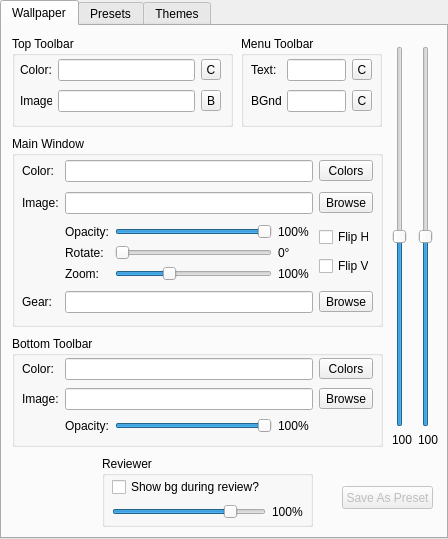
This is designer/settings.ui in lovac42/DancingBaloney as Qt 5 draws it before an edit. The edited form follows.
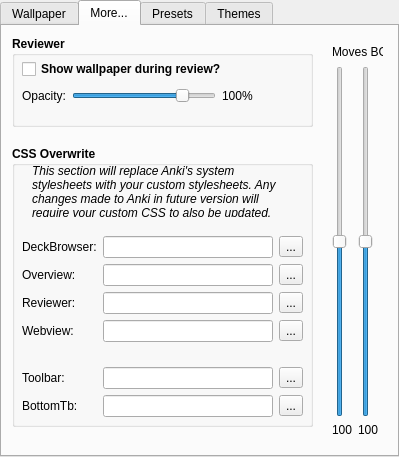
This is the edited form.

Commit message: Added gui for selecting custom stylesheets.

What changed in the file:
```diff
--- a/designer/settings.ui
+++ b/designer/settings.ui
@@ -9,15 +9,15 @@
    <rect>
     <x>0</x>
     <y>0</y>
-    <width>448</width>
-    <height>539</height>
+    <width>399</width>
+    <height>457</height>
    </rect>
   </property>
   <property name="windowTitle">
    <string>Wallpaper Settings</string>
   </property>
   <property name="currentIndex">
-   <number>0</number>
+   <number>1</number>
   </property>
   <widget class="QWidget" name="Wallpaper">
    <property name="enabled">
@@ -35,6 +35,12 @@
       <height>91</height>
      </rect>
     </property>
+    <property name="font">
+     <font>
+      <weight>75</weight>
+      <bold>true</bold>
+     </font>
+    </property>
     <property name="styleSheet">
      <string notr="true"/>
     </property>
@@ -59,6 +65,12 @@
           <height>16777215</height>
          </size>
         </property>
+        <property name="font">
+         <font>
+          <weight>50</weight>
+          <bold>false</bold>
+         </font>
+        </property>
         <property name="text">
          <string>Color: </string>
         </property>
@@ -78,6 +90,12 @@
           <height>16777215</height>
          </size>
         </property>
+        <property name="font">
+         <font>
+          <weight>50</weight>
+          <bold>false</bold>
+         </font>
+        </property>
        </widget>
       </item>
       <item row="1" column="0">
@@ -88,6 +106,12 @@
           <height>16777215</height>
          </size>
         </property>
+        <property name="font">
+         <font>
+          <weight>50</weight>
+          <bold>false</bold>
+         </font>
+        </property>
         <property name="text">
          <string>Image:</string>
         </property>
@@ -107,6 +131,12 @@
           <height>16777215</height>
          </size>
         </property>
+        <property name="font">
+         <font>
+          <weight>50</weight>
+          <bold>false</bold>
+         </font>
+        </property>
        </widget>
       </item>
       <item row="0" column="2">
@@ -120,6 +150,12 @@
           <height>16777215</height>
          </size>
         </property>
+        <property name="font">
+         <font>
+          <weight>50</weight>
+          <bold>false</bold>
+         </font>
+        </property>
         <property name="text">
          <string>C</string>
         </property>
@@ -133,6 +169,12 @@
           <height>16777215</height>
          </size>
         </property>
+        <property name="font">
+         <font>
+          <weight>50</weight>
+          <bold>false</bold>
+         </font>
+        </property>
         <property name="text">
          <string>B</string>
         </property>
@@ -150,6 +192,12 @@
       <height>191</height>
      </rect>
     </property>
+    <property name="font">
+     <font>
+      <weight>75</weight>
+      <bold>true</bold>
+     </font>
+    </property>
     <property name="title">
      <string>Main Window</string>
     </property>
@@ -165,6 +213,12 @@
      <layout class="QGridLayout" name="mw_grid_layout">
       <item row="0" column="0">
        <widget class="QLabel" name="mw_color_label">
+        <property name="font">
+         <font>
+          <weight>50</weight>
+          <bold>false</bold>
+         </font>
+        </property>
         <property name="text">
          <string>Color:</string>
         </property>
@@ -172,13 +226,176 @@
       </item>
       <item row="1" column="0">
        <widget class="QLabel" name="mw_image_label">
+        <property name="font">
+         <font>
+          <weight>50</weight>
+          <bold>false</bold>
+         </font>
+        </property>
         <property name="text">
          <string>Image:</string>
         </property>
        </widget>
       </item>
       <item row="0" column="2">
-       <widget class="QLineEdit" name="mw_color_input"/>
+       <widget class="QLineEdit" name="mw_color_input">
+        <property name="font">
+         <font>
+          <weight>50</weight>
+          <bold>false</bold>
+         </font>
+        </property>
+       </widget>
+      </item>
+      <item row="4" column="2">
+       <widget class="QLineEdit" name="mw_gear_input">
+        <property name="font">
+         <font>
+          <weight>50</weight>
+          <bold>false</bold>
+         </font>
+        </property>
+       </widget>
+      </item>
+      <item row="1" column="2">
+       <widget class="QLineEdit" name="mw_image_input">
+        <property name="font">
+         <font>
+          <weight>50</weight>
+          <bold>false</bold>
+         </font>
+        </property>
+       </widget>
+      </item>
+      <item row="4" column="0">
+       <widget class="QLabel" name="mw_gear_label">
+        <property name="maximumSize">
+         <size>
+          <width>34</width>
+          <height>16777215</height>
+         </size>
+        </property>
+        <property name="font">
+         <font>
+          <weight>50</weight>
+          <bold>false</bold>
+         </font>
+        </property>
+        <property name="text">
+         <string>Gear:</string>
+        </property>
+       </widget>
+      </item>
+      <item row="0" column="3">
+       <widget class="QToolButton" name="mw_color_button">
+        <property name="maximumSize">
+         <size>
+          <width>60</width>
+          <height>16777215</height>
+         </size>
+        </property>
+        <property name="font">
+         <font>
+          <weight>50</weight>
+          <bold>false</bold>
+         </font>
+        </property>
+        <property name="text">
+         <string>Colors</string>
+        </property>
+       </widget>
+      </item>
+      <item row="1" column="3">
+       <widget class="QToolButton" name="mw_image_button">
+        <property name="maximumSize">
+         <size>
+          <width>60</width>
+          <height>16777215</height>
+         </size>
+        </property>
+        <property name="font">
+         <font>
+          <weight>50</weight>
+          <bold>false</bold>
+         </font>
+        </property>
+        <property name="text">
+         <string>Browse</string>
+        </property>
+       </widget>
+      </item>
+      <item row="4" column="3">
+       <widget class="QToolButton" name="mw_gear_button">
+        <property name="maximumSize">
+         <size>
+          <width>60</width>
+          <height>16777215</height>
+         </size>
+        </property>
+        <property name="font">
+         <font>
+          <weight>50</weight>
+          <bold>false</bold>
+         </font>
+        </property>
+        <property name="text">
+         <string>Browse</string>
+        </property>
+       </widget>
+      </item>
+      <item row="3" column="3">
+       <layout class="QVBoxLayout" name="verticalLayout_2">
+        <item>
+         <widget class="QCheckBox" name="mw_flipH_checkbox">
+          <property name="enabled">
+           <bool>true</bool>
+          </property>
+          <property name="maximumSize">
+           <size>
+            <width>50</width>
+            <height>16777215</height>
+           </size>
+          </property>
+          <property name="font">
+           <font>
+            <weight>50</weight>
+            <bold>false</bold>
+           </font>
+          </property>
+          <property name="toolTip">
+           <string>&lt;html&gt;&lt;head/&gt;&lt;body&gt;&lt;p&gt;Flip Horizontally&lt;/p&gt;&lt;/body&gt;&lt;/html&gt;</string>
+          </property>
+          <property name="text">
+           <string>Flip Hor</string>
+          </property>
+         </widget>
+        </item>
+        <item>
+         <widget class="QCheckBox" name="mw_flipV_checkbox">
+          <property name="enabled">
+           <bool>true</bool>
+          </property>
+          <property name="maximumSize">
+           <size>
+            <width>50</width>
+            <height>16777215</height>
+           </size>
+          </property>
+          <property name="font">
+           <font>
+            <weight>50</weight>
+            <bold>false</bold>
+           </font>
+          </property>
+          <property name="toolTip">
+           <string>&lt;html&gt;&lt;head/&gt;&lt;body&gt;&lt;p&gt;Flip Vertically&lt;/p&gt;&lt;/body&gt;&lt;/html&gt;</string>
+          </property>
+          <property name="text">
+           <string>Flip Vert</string>
+          </property>
+         </widget>
+        </item>
+       </layout>
       </item>
       <item row="3" column="2">
        <layout class="QHBoxLayout" name="horizontalLayout">
@@ -198,6 +415,12 @@
               <height>16777215</height>
              </size>
             </property>
+            <property name="font">
+             <font>
+              <weight>50</weight>
+              <bold>false</bold>
+             </font>
+            </property>
             <property name="text">
              <string>100%</string>
             </property>
@@ -208,6 +431,12 @@
             <property name="enabled">
              <bool>true</bool>
             </property>
+            <property name="font">
+             <font>
+              <weight>50</weight>
+              <bold>false</bold>
+             </font>
+            </property>
             <property name="minimum">
              <number>1</number>
             </property>
@@ -227,6 +456,12 @@
           </item>
           <item row="0" column="0">
            <widget class="QLabel" name="mw_opacity_label">
+            <property name="font">
+             <font>
+              <weight>50</weight>
+              <bold>false</bold>
+             </font>
+            </property>
             <property name="text">
              <string>Opacity:</string>
             </property>
@@ -234,6 +469,12 @@
           </item>
           <item row="1" column="0">
            <widget class="QLabel" name="mw_rotate_label">
+            <property name="font">
+             <font>
+              <weight>50</weight>
+              <bold>false</bold>
+             </font>
+            </property>
             <property name="text">
              <string>Rotate:</string>
             </property>
@@ -244,6 +485,12 @@
             <property name="enabled">
              <bool>true</bool>
             </property>
+            <property name="font">
+             <font>
+              <weight>50</weight>
+              <bold>false</bold>
+             </font>
+            </property>
             <property name="maximum">
              <number>360</number>
             </property>
@@ -266,6 +513,12 @@
           </item>
           <item row="2" column="0">
            <widget class="QLabel" name="mw_zoom_label">
+            <property name="font">
+             <font>
+              <weight>50</weight>
+              <bold>false</bold>
+             </font>
+            </property>
             <property name="text">
              <string>Zoom:</string>
             </property>
@@ -276,6 +529,12 @@
             <property name="enabled">
              <bool>true</bool>
             </property>
+            <property name="font">
+             <font>
+              <weight>50</weight>
+              <bold>false</bold>
+             </font>
+            </property>
             <property name="minimum">
              <number>25</number>
             </property>
@@ -310,6 +569,12 @@
               <height>16777215</height>
              </size>
             </property>
+            <property name="font">
+             <font>
+              <weight>50</weight>
+              <bold>false</bold>
+             </font>
+            </property>
             <property name="text">
              <string>0°</string>
             </property>
@@ -329,6 +594,12 @@
               <height>16777215</height>
              </size>
             </property>
+            <property name="font">
+             <font>
+              <weight>50</weight>
+              <bold>false</bold>
+             </font>
+            </property>
             <property name="text">
              <string>100%</string>
             </property>
@@ -338,109 +609,6 @@
         </item>
        </layout>
       </item>
-      <item row="3" column="0">
-       <layout class="QVBoxLayout" name="verticalLayout"/>
-      </item>
-      <item row="4" column="2">
-       <widget class="QLineEdit" name="mw_gear_input"/>
-      </item>
-      <item row="1" column="2">
-       <widget class="QLineEdit" name="mw_image_input"/>
-      </item>
-      <item row="4" column="0">
-       <widget class="QLabel" name="mw_gear_label">
-        <property name="maximumSize">
-         <size>
-          <width>34</width>
-          <height>16777215</height>
-         </size>
-        </property>
-        <property name="text">
-         <string>Gear:</string>
-        </property>
-       </widget>
-      </item>
-      <item row="3" column="3">
-       <layout class="QVBoxLayout" name="verticalLayout_2">
-        <item>
-         <widget class="QCheckBox" name="mw_flipH_checkbox">
-          <property name="enabled">
-           <bool>true</bool>
-          </property>
-          <property name="maximumSize">
-           <size>
-            <width>50</width>
-            <height>16777215</height>
-           </size>
-          </property>
-          <property name="toolTip">
-           <string>&lt;html&gt;&lt;head/&gt;&lt;body&gt;&lt;p&gt;Flip Horizontally&lt;/p&gt;&lt;/body&gt;&lt;/html&gt;</string>
-          </property>
-          <property name="text">
-           <string>Flip Hor</string>
-          </property>
-         </widget>
-        </item>
-        <item>
-         <widget class="QCheckBox" name="mw_flipV_checkbox">
-          <property name="enabled">
-           <bool>true</bool>
-          </property>
-          <property name="maximumSize">
-           <size>
-            <width>50</width>
-            <height>16777215</height>
-           </size>
-          </property>
-          <property name="toolTip">
-           <string>&lt;html&gt;&lt;head/&gt;&lt;body&gt;&lt;p&gt;Flip Vertically&lt;/p&gt;&lt;/body&gt;&lt;/html&gt;</string>
-          </property>
-          <property name="text">
-           <string>Flip Vert</string>
-          </property>
-         </widget>
-        </item>
-       </layout>
-      </item>
-      <item row="0" column="3">
-       <widget class="QToolButton" name="mw_color_button">
-        <property name="maximumSize">
-         <size>
-          <width>60</width>
-          <height>16777215</height>
-         </size>
-        </property>
-        <property name="text">
-         <string>Colors</string>
-        </property>
-       </widget>
-      </item>
-      <item row="1" column="3">
-       <widget class="QToolButton" name="mw_image_button">
-        <property name="maximumSize">
-         <size>
-          <width>60</width>
-          <height>16777215</height>
-         </size>
-        </property>
-        <property name="text">
-         <string>Browse</string>
-        </property>
-       </widget>
-      </item>
-      <item row="4" column="3">
-       <widget class="QToolButton" name="mw_gear_button">
-        <property name="maximumSize">
-         <size>
-          <width>60</width>
-          <height>16777215</height>
-         </size>
-        </property>
-        <property name="text">
-         <string>Browse</string>
-        </property>
-       </widget>
-      </item>
      </layout>
     </widget>
    </widget>
@@ -453,6 +621,12 @@
       <height>111</height>
      </rect>
     </property>
+    <property name="font">
+     <font>
+      <weight>75</weight>
+      <bold>true</bold>
+     </font>
+    </property>
     <property name="title">
      <string>Bottom Toolbar</string>
     </property>
@@ -467,10 +641,23 @@
      </property>
      <layout class="QGridLayout" name="btm_grid_layout">
       <item row="1" column="1">
-       <widget class="QLineEdit" name="btm_image_input"/>
+       <widget class="QLineEdit" name="btm_image_input">
+        <property name="font">
+         <font>
+          <weight>50</weight>
+          <bold>false</bold>
+         </font>
+        </property>
+       </widget>
       </item>
       <item row="1" column="0">
        <widget class="QLabel" name="btm_image_label">
+        <property name="font">
+         <font>
+          <weight>50</weight>
+          <bold>false</bold>
+         </font>
+        </property>
         <property name="text">
          <string>Image:</string>
         </property>
@@ -478,18 +665,37 @@
       </item>
       <item row="0" column="0">
        <widget class="QLabel" name="btm_color_label">
+        <property name="font">
+         <font>
+          <weight>50</weight>
+          <bold>false</bold>
+         </font>
+        </property>
         <property name="text">
          <string>Color:</string>
         </property>
        </widget>
       </item>
       <item row="0" column="1">
-       <widget class="QLineEdit" name="btm_color_input"/>
+       <widget class="QLineEdit" name="btm_color_input">
+        <property name="font">
+         <font>
+          <weight>50</weight>
+          <bold>false</bold>
+         </font>
+        </property>
+       </widget>
       </item>
       <item row="3" column="1">
        <layout class="QGridLayout" name="gridLayout_2">
         <item row="0" column="1">
          <widget class="QSlider" name="btm_opacity_slider">
+          <property name="font">
+           <font>
+            <weight>50</weight>
+            <bold>false</bold>
+           </font>
+          </property>
           <property name="minimum">
            <number>1</number>
           </property>
@@ -509,6 +715,12 @@
         </item>
         <item row="0" column="0">
          <widget class="QLabel" name="btm_opacity_label">
+          <property name="font">
+           <font>
+            <weight>50</weight>
+            <bold>false</bold>
+           </font>
+          </property>
           <property name="text">
            <string>Opacity:</string>
           </property>
@@ -528,6 +740,12 @@
             <height>16777215</height>
            </size>
           </property>
+          <property name="font">
+           <font>
+            <weight>50</weight>
+            <bold>false</bold>
+           </font>
+          </property>
           <property name="text">
            <string>100%</string>
           </property>
@@ -543,6 +761,12 @@
           <height>16777215</height>
          </size>
         </property>
+        <property name="font">
+         <font>
+          <weight>50</weight>
+          <bold>false</bold>
+         </font>
+        </property>
         <property name="text">
          <string>Colors</string>
         </property>
@@ -556,6 +780,12 @@
           <height>16777215</height>
          </size>
         </property>
+        <property name="font">
+         <font>
+          <weight>50</weight>
+          <bold>false</bold>
+         </font>
+        </property>
         <property name="text">
          <string>Browse</string>
         </property>
@@ -573,6 +803,12 @@
       <height>91</height>
      </rect>
     </property>
+    <property name="font">
+     <font>
+      <weight>75</weight>
+      <bold>true</bold>
+     </font>
+    </property>
     <property name="styleSheet">
      <string notr="true"/>
     </property>
@@ -597,6 +833,12 @@
           <height>16777215</height>
          </size>
         </property>
+        <property name="font">
+         <font>
+          <weight>50</weight>
+          <bold>false</bold>
+         </font>
+        </property>
        </widget>
       </item>
       <item row="1" column="1">
@@ -607,6 +849,12 @@
           <height>16777215</height>
          </size>
         </property>
+        <property name="font">
+         <font>
+          <weight>50</weight>
+          <bold>false</bold>
+         </font>
+        </property>
        </widget>
       </item>
       <item row="0" column="0">
@@ -617,6 +865,12 @@
           <height>16777215</height>
          </size>
         </property>
+        <property name="font">
+         <font>
+          <weight>50</weight>
+          <bold>false</bold>
+         </font>
+        </property>
         <property name="text">
          <string>Text:   </string>
         </property>
@@ -630,6 +884,12 @@
           <height>16777215</height>
          </size>
         </property>
+        <property name="font">
+         <font>
+          <weight>50</weight>
+          <bold>false</bold>
+         </font>
+        </property>
         <property name="text">
          <string>BGnd:</string>
         </property>
@@ -643,6 +903,12 @@
           <height>16777215</height>
          </size>
         </property>
+        <property name="font">
+         <font>
+          <weight>50</weight>
+          <bold>false</bold>
+         </font>
+        </property>
         <property name="text">
          <string>C</string>
         </property>
@@ -656,8 +922,407 @@
           <height>16777215</height>
          </size>
         </property>
+        <property name="font">
+         <font>
+          <weight>50</weight>
+          <bold>false</bold>
+         </font>
+        </property>
         <property name="text">
          <string>C</string>
+        </property>
+       </widget>
+      </item>
+     </layout>
+    </widget>
+   </widget>
+  </widget>
+  <widget class="QWidget" name="tab">
+   <attribute name="title">
+    <string>More...</string>
+   </attribute>
+   <widget class="QGroupBox" name="css_groupbox">
+    <property name="geometry">
+     <rect>
+      <x>10</x>
+      <y>120</y>
+      <width>301</width>
+      <height>281</height>
+     </rect>
+    </property>
+    <property name="font">
+     <font>
+      <weight>75</weight>
+      <bold>true</bold>
+     </font>
+    </property>
+    <property name="styleSheet">
+     <string notr="true"/>
+    </property>
+    <property name="title">
+     <string>CSS Overwrite</string>
+    </property>
+    <widget class="QWidget" name="formLayoutWidget">
+     <property name="geometry">
+      <rect>
+       <x>10</x>
+       <y>90</y>
+       <width>281</width>
+       <height>181</height>
+      </rect>
+     </property>
+     <layout class="QGridLayout" name="gridLayout_6">
+      <item row="0" column="1">
+       <widget class="QLineEdit" name="css_db_input">
+        <property name="font">
+         <font>
+          <weight>50</weight>
+          <bold>false</bold>
+         </font>
+        </property>
+       </widget>
+      </item>
+      <item row="0" column="0">
+       <widget class="QLabel" name="css_db_label">
+        <property name="font">
+         <font>
+          <weight>50</weight>
+          <bold>false</bold>
+         </font>
+        </property>
+        <property name="text">
+         <string>DeckBrowser:</string>
+        </property>
+       </widget>
+      </item>
+      <item row="0" column="2">
+       <widget class="QToolButton" name="css_db_button">
+        <property name="font">
+         <font>
+          <weight>50</weight>
+          <bold>false</bold>
+         </font>
+        </property>
+        <property name="text">
+         <string>...</string>
+        </property>
+       </widget>
+      </item>
+      <item row="2" column="1">
+       <widget class="QLineEdit" name="css_rev_input">
+        <property name="font">
+         <font>
+          <weight>50</weight>
+          <bold>false</bold>
+         </font>
+        </property>
+       </widget>
+      </item>
+      <item row="1" column="1">
+       <widget class="QLineEdit" name="css_ov_input">
+        <property name="font">
+         <font>
+          <weight>50</weight>
+          <bold>false</bold>
+         </font>
+        </property>
+       </widget>
+      </item>
+      <item row="5" column="0">
+       <widget class="QLabel" name="css_tb_label">
+        <property name="font">
+         <font>
+          <weight>50</weight>
+          <bold>false</bold>
+         </font>
+        </property>
+        <property name="text">
+         <string>Toolbar:</string>
+        </property>
+       </widget>
+      </item>
+      <item row="1" column="2">
+       <widget class="QToolButton" name="css_ov_button">
+        <property name="font">
+         <font>
+          <weight>50</weight>
+          <bold>false</bold>
+         </font>
+        </property>
+        <property name="text">
+         <string>...</string>
+        </property>
+       </widget>
+      </item>
+      <item row="1" column="0">
+       <widget class="QLabel" name="css_ov_label">
+        <property name="font">
+         <font>
+          <weight>50</weight>
+          <bold>false</bold>
+         </font>
+        </property>
+        <property name="text">
+         <string>Overview:</string>
+        </property>
+       </widget>
+      </item>
+      <item row="2" column="0">
+       <widget class="QLabel" name="css_rev_label">
+        <property name="font">
+         <font>
+          <weight>50</weight>
+          <bold>false</bold>
+         </font>
+        </property>
+        <property name="text">
+         <string>Reviewer:</string>
+        </property>
+       </widget>
+      </item>
+      <item row="4" column="1">
+       <spacer name="verticalSpacer">
+        <property name="orientation">
+         <enum>Qt::Vertical</enum>
+        </property>
+        <property name="sizeHint" stdset="0">
+         <size>
+          <width>20</width>
+          <height>40</height>
+         </size>
+        </property>
+       </spacer>
+      </item>
+      <item row="6" column="0">
+       <widget class="QLabel" name="css_tbbtm_label">
+        <property name="font">
+         <font>
+          <weight>50</weight>
+          <bold>false</bold>
+         </font>
+        </property>
+        <property name="text">
+         <string>BottomTb:</string>
+        </property>
+       </widget>
+      </item>
+      <item row="5" column="1">
+       <widget class="QLineEdit" name="css_tb_input">
+        <property name="font">
+         <font>
+          <weight>50</weight>
+          <bold>false</bold>
+         </font>
+        </property>
+       </widget>
+      </item>
+      <item row="3" column="0">
+       <widget class="QLabel" name="css_web_label">
+        <property name="font">
+         <font>
+          <weight>50</weight>
+          <bold>false</bold>
+         </font>
+        </property>
+        <property name="text">
+         <string>Webview:</string>
+        </property>
+       </widget>
+      </item>
+      <item row="3" column="1">
+       <widget class="QLineEdit" name="css_web_input">
+        <property name="font">
+         <font>
+          <weight>50</weight>
+          <bold>false</bold>
+         </font>
+        </property>
+       </widget>
+      </item>
+      <item row="6" column="1">
+       <widget class="QLineEdit" name="css_tbbtm_input">
+        <property name="font">
+         <font>
+          <weight>50</weight>
+          <bold>false</bold>
+         </font>
+        </property>
+       </widget>
+      </item>
+      <item row="2" column="2">
+       <widget class="QToolButton" name="css_rev_button">
+        <property name="font">
+         <font>
+          <weight>50</weight>
+          <bold>false</bold>
+         </font>
+        </property>
+        <property name="text">
+         <string>...</string>
+        </property>
+       </widget>
+      </item>
+      <item row="3" column="2">
+       <widget class="QToolButton" name="css_web_button">
+        <property name="font">
+         <font>
+          <weight>50</weight>
+          <bold>false</bold>
+         </font>
+        </property>
+        <property name="text">
+         <string>...</string>
+        </property>
+       </widget>
+      </item>
+      <item row="5" column="2">
+       <widget class="QToolButton" name="css_tb_button">
+        <property name="font">
+         <font>
+          <weight>50</weight>
+          <bold>false</bold>
+         </font>
+        </property>
+        <property name="text">
+         <string>...</string>
+        </property>
+       </widget>
+      </item>
+      <item row="6" column="2">
+       <widget class="QToolButton" name="css_tbbtm_button">
+        <property name="font">
+         <font>
+          <weight>50</weight>
+          <bold>false</bold>
+         </font>
+        </property>
+        <property name="text">
+         <string>...</string>
+        </property>
+       </widget>
+      </item>
+     </layout>
+    </widget>
+    <widget class="QLabel" name="label_3">
+     <property name="geometry">
+      <rect>
+       <x>20</x>
+       <y>20</y>
+       <width>261</width>
+       <height>51</height>
+      </rect>
+     </property>
+     <property name="font">
+      <font>
+       <weight>50</weight>
+       <italic>true</italic>
+       <bold>false</bold>
+      </font>
+     </property>
+     <property name="text">
+      <string>This section will replace Anki's system stylesheets with your custom stylesheets. Any changes made to Anki in future version will require your custom CSS to also be updated.</string>
+     </property>
+     <property name="wordWrap">
+      <bool>true</bool>
+     </property>
+    </widget>
+   </widget>
+   <widget class="QGroupBox" name="rev_groupbox">
+    <property name="geometry">
+     <rect>
+      <x>10</x>
+      <y>10</y>
+      <width>301</width>
+      <height>91</height>
+     </rect>
+    </property>
+    <property name="font">
+     <font>
+      <weight>75</weight>
+      <bold>true</bold>
+      <kerning>true</kerning>
+     </font>
+    </property>
+    <property name="title">
+     <string>Reviewer</string>
+    </property>
+    <widget class="QWidget" name="gridLayoutWidget_7">
+     <property name="geometry">
+      <rect>
+       <x>10</x>
+       <y>20</y>
+       <width>231</width>
+       <height>51</height>
+      </rect>
+     </property>
+     <layout class="QGridLayout" name="gridLayout_3">
+      <item row="1" column="2">
+       <widget class="QLabel" name="rev_opacity_value">
+        <property name="maximumSize">
+         <size>
+          <width>35</width>
+          <height>16777215</height>
+         </size>
+        </property>
+        <property name="font">
+         <font>
+          <weight>50</weight>
+          <bold>false</bold>
+         </font>
+        </property>
+        <property name="text">
+         <string>100%</string>
+        </property>
+       </widget>
+      </item>
+      <item row="1" column="1">
+       <widget class="QSlider" name="rev_opacity_slider">
+        <property name="font">
+         <font>
+          <weight>50</weight>
+          <bold>false</bold>
+         </font>
+        </property>
+        <property name="minimum">
+         <number>1</number>
+        </property>
+        <property name="maximum">
+         <number>100</number>
+        </property>
+        <property name="value">
+         <number>80</number>
+        </property>
+        <property name="sliderPosition">
+         <number>80</number>
+        </property>
+        <property name="orientation">
+         <enum>Qt::Horizontal</enum>
+        </property>
+       </widget>
+      </item>
+      <item row="1" column="0">
+       <widget class="QLabel" name="label">
+        <property name="font">
+         <font>
+          <weight>50</weight>
+          <bold>false</bold>
+         </font>
+        </property>
+        <property name="text">
+         <string>Opacity:</string>
+        </property>
+       </widget>
+      </item>
+      <item row="0" column="0" colspan="3">
+       <widget class="QCheckBox" name="bg_reviewer_checkbox">
+        <property name="font">
+         <font>
+          <weight>75</weight>
+          <bold>true</bold>
+         </font>
+        </property>
+        <property name="text">
+         <string>Show wallpaper during review?</string>
         </property>
        </widget>
       </item>
@@ -667,10 +1332,10 @@
    <widget class="QWidget" name="gridLayoutWidget_5">
     <property name="geometry">
      <rect>
-      <x>390</x>
-      <y>20</y>
+      <x>330</x>
+      <y>40</y>
       <width>46</width>
-      <height>401</height>
+      <height>371</height>
      </rect>
     </property>
     <layout class="QGridLayout" name="gridLayout_5">
@@ -752,86 +1417,19 @@
      </item>
     </layout>
    </widget>
-   <widget class="QPushButton" name="save_preset_button">
-    <property name="enabled">
-     <bool>false</bool>
-    </property>
+   <widget class="QLabel" name="label_4">
     <property name="geometry">
      <rect>
-      <x>340</x>
-      <y>460</y>
-      <width>91</width>
-      <height>23</height>
+      <x>330</x>
+      <y>10</y>
+      <width>51</width>
+      <height>31</height>
      </rect>
     </property>
     <property name="text">
-     <string>Save As Preset</string>
+     <string>Moves BG</string>
     </property>
    </widget>
-   <widget class="QGroupBox" name="groupBox">
-    <property name="geometry">
-     <rect>
-      <x>100</x>
-      <y>430</y>
-      <width>211</width>
-      <height>71</height>
-     </rect>
-    </property>
-    <property name="title">
-     <string>Reviewer</string>
-    </property>
-    <widget class="QWidget" name="gridLayoutWidget_7">
-     <property name="geometry">
-      <rect>
-       <x>10</x>
-       <y>20</y>
-       <width>191</width>
-       <height>44</height>
-      </rect>
-     </property>
-     <layout class="QGridLayout" name="gridLayout_3">
-      <item row="1" column="2">
-       <widget class="QLabel" name="rev_opacity_value">
-        <property name="maximumSize">
-         <size>
-          <width>35</width>
-          <height>16777215</height>
-         </size>
-        </property>
-        <property name="text">
-         <string>100%</string>
-        </property>
-       </widget>
-      </item>
-      <item row="1" column="1">
-       <widget class="QSlider" name="rev_opacity_slider">
-        <property name="minimum">
-         <number>1</number>
-        </property>
-        <property name="maximum">
-         <number>100</number>
-        </property>
-        <property name="value">
-         <number>80</number>
-        </property>
-        <property name="sliderPosition">
-         <number>80</number>
-        </property>
-        <property name="orientation">
-         <enum>Qt::Horizontal</enum>
-        </property>
-       </widget>
-      </item>
-      <item row="0" column="1">
-       <widget class="QCheckBox" name="bg_reviewer_checkbox">
-        <property name="text">
-         <string>Show bg during review?</string>
-        </property>
-       </widget>
-      </item>
-     </layout>
-    </widget>
-   </widget>
   </widget>
   <widget class="QWidget" name="Presets">
    <attribute name="title">
@@ -876,6 +1474,22 @@
      <string>Preset Groups</string>
     </property>
    </widget>
+   <widget class="QPushButton" name="save_preset_button">
+    <property name="enabled">
+     <bool>false</bool>
+    </property>
+    <property name="geometry">
+     <rect>
+      <x>160</x>
+      <y>10</y>
+      <width>221</width>
+      <height>23</height>
+     </rect>
+    </property>
+    <property name="text">
+     <string>Save Settings As Preset</string>
+    </property>
+   </widget>
   </widget>
   <widget class="QWidget" name="Themes">
    <attribute name="title">
```
Left out of the diff: 109 changed lines with no effect on the pictures. The commit also changes 3 other files.
